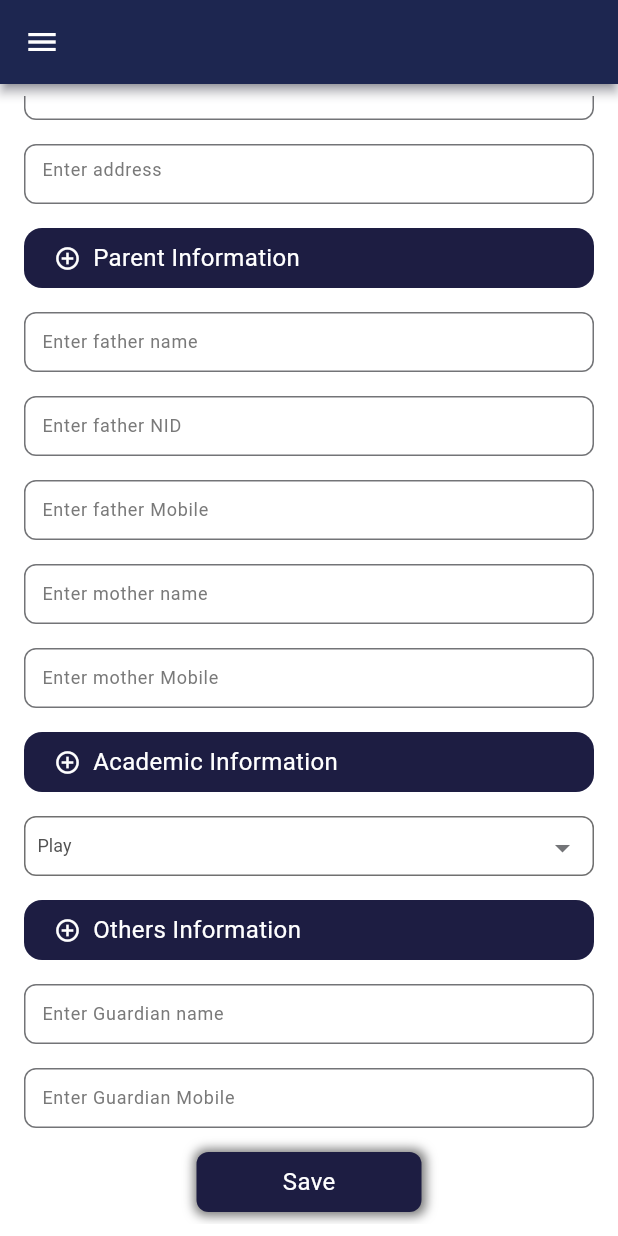
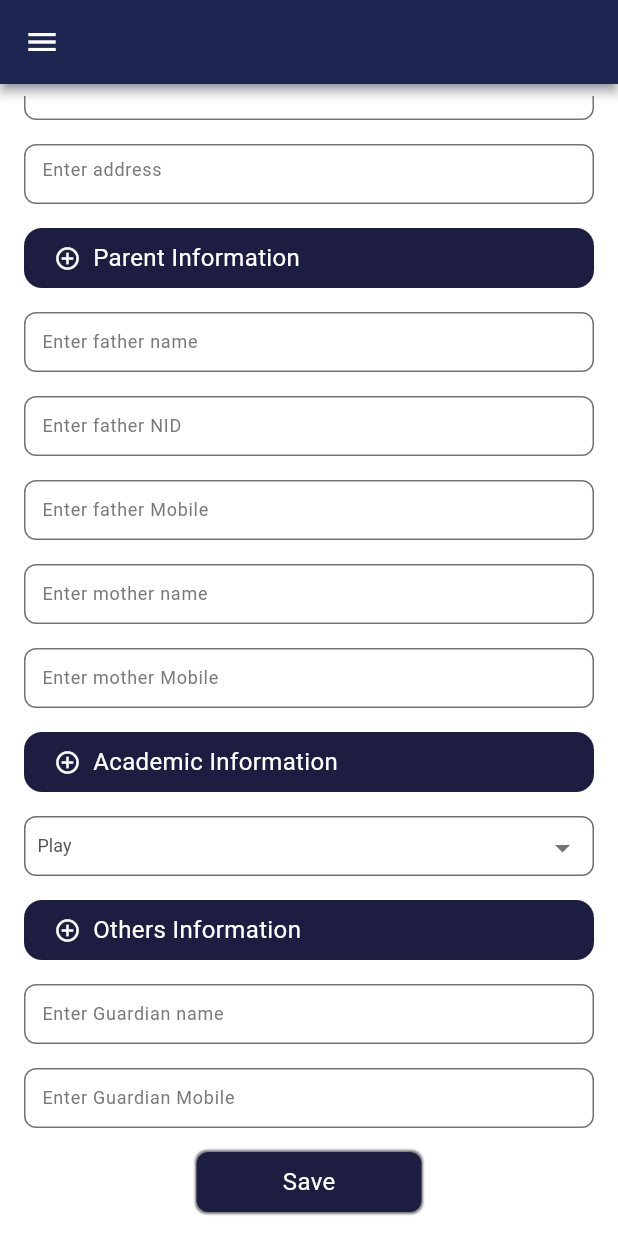
Before and after one commit to mdarifhosain214/school-management-system, a Flutter app: the AdmissionDesktopForm screen opened by its route, scrolled down 312 dp, on a phone screen of 412 x 824 dp. Run offline on Flutter 3.47's test engine with Material 3 defaults, Android fonts, the phone set to English and light mode, and no system bars; our stand-ins replace dio, get_it, internet_connection_checker_plus, shared_preferences; accounts and stored records are empty; network calls fail; Roboto replaces fonts that are missing (Montserrat).

Commit message:
some file updated

```diff
--- a/lib/api_services/Dio/dio_client.dart
+++ b/lib/api_services/Dio/dio_client.dart
@@ -65,7 +65,7 @@ class DioClient {
     ProgressCallback? onSendProgress,
     ProgressCallback? onReceiveProgress,
   }) async {
-    log("data $data");
+
     try {
       var response = await dio.post(
         uri,
--- a/lib/provider/operations.dart
+++ b/lib/provider/operations.dart
@@ -1,4 +1,7 @@
+import 'dart:developer';
+
 import 'package:flutter/material.dart';
+import 'package:intl/intl.dart';
 
 class OperationProvider extends ChangeNotifier {
   bool _isHovered = false;
@@ -14,4 +17,34 @@ class OperationProvider extends ChangeNotifier {
     _isDesktopSidebar = isDesktopSidebar;
     notifyListeners();
   }
+
+  selectDate( { required BuildContext context,
+     String select = 'first',
+      required TextEditingController textController}) async {
+    if (select == 'first') {
+      log(DateFormat('dd-MMM-yyyy').format(DateTime.now()));
+      textController.text =
+          DateFormat('dd-MMM-yyyy').format(DateTime.now()); // format directly
+      notifyListeners();
+      return;
+    }
+
+    DateTime selectedDate = DateTime.now();
+
+    final DateTime? picked = await showDatePicker(
+      context: context,
+      initialDate: selectedDate,
+      firstDate: DateTime(2020),
+      lastDate: DateTime(2030),
+    );
+
+    if (picked != null) {
+      log(DateFormat('dd-MMM-yyyy').format(picked));
+      textController.text = DateFormat('dd-MMM-yyyy').format(picked);
+      // correct formatting
+      notifyListeners();
+    }
+
+    // empty string if user cancels
+  }
 }
--- a/lib/utils/constants.dart
+++ b/lib/utils/constants.dart
@@ -2,6 +2,6 @@ class AppConstants {
   static const String comCode = '';
   static const String jwtTokenUri='Jwt';
   static const String TOKEN='tokenstr';
-   static const String baseUrl = 'http://192.168.0.129:8080/api/';
+   static const String baseUrl = "http://103.159.73.222:8056/api/";//'http://192.168.0.129:8080/api/';
 
 }
--- a/lib/widgets/custom_btn.dart
+++ b/lib/widgets/custom_btn.dart
@@ -23,7 +23,7 @@ class CustomButton extends StatelessWidget {
             borderRadius: BorderRadius.circular(AppSize.s8),
             boxShadow: [
               BoxShadow(
-                  color: AppColors.grey2, spreadRadius: 2.0, blurRadius: 5,offset: const Offset(0.5, 0.5)
+                  color: AppColors.grey2, spreadRadius: 1.0, blurRadius: 0.5,offset: const Offset(0.0, 0.0)
                   ),
             ]),
         child: Center(
```
Also changed, not shown: lib/provider/api_provider.dart (+4 -17 lines).
